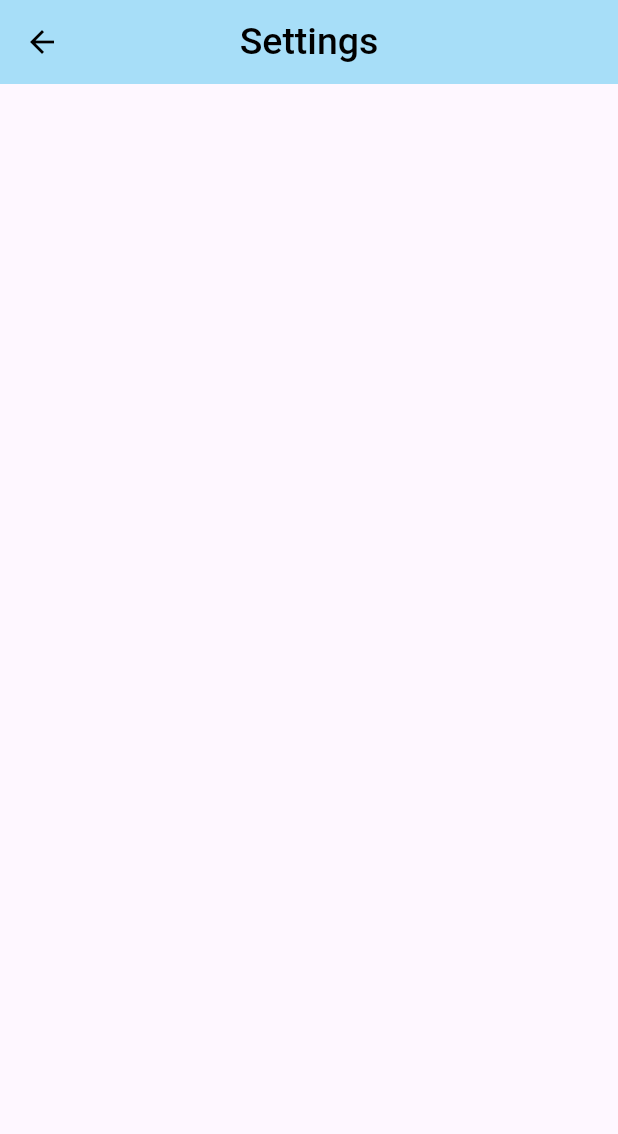
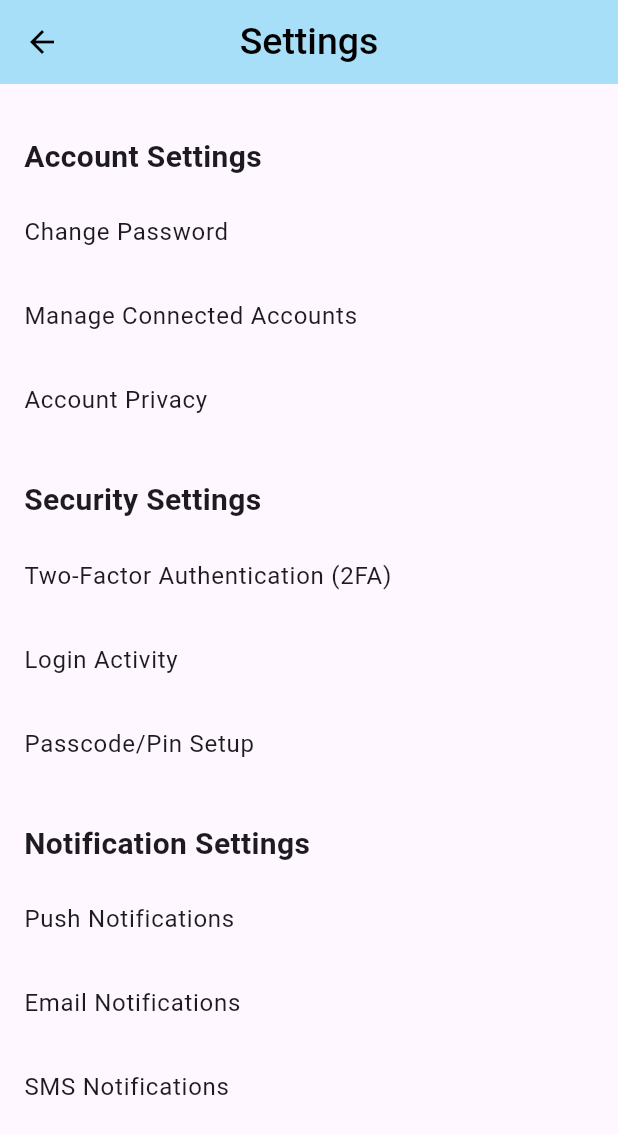
Before and after one commit to TabbyMichael/kuza, a Flutter app: the SettingsPage screen opened directly, on a phone screen of 412 x 824 dp. Shown: the top 1134 px of the screen. Run offline on Flutter 3.47's test engine with Material 3 defaults, Android fonts, the phone set to English and light mode, and no system bars; our stand-ins replace firebase_auth, firebase_core, fl_chart, google_fonts, google_sign_in, image_picker and 1 more; accounts and stored records are empty.

Commit message:
Settings section made I only need to work on the Individual Components now

```diff
--- a/lib/pages/settings_page.dart
+++ b/lib/pages/settings_page.dart
@@ -2,7 +2,7 @@ import 'package:flutter/material.dart';
 import 'package:kuza/pages/home_page.dart';
 
 class SettingsPage extends StatelessWidget {
-  const SettingsPage({super.key});
+  const SettingsPage({Key? key});
 
   @override
   Widget build(BuildContext context) => Scaffold(
@@ -29,5 +29,96 @@ class SettingsPage extends StatelessWidget {
             ), // Use the back arrow icon
           ),
         ),
+        body: Padding(
+          padding: const EdgeInsets.only(top: 26.0),
+          child: SingleChildScrollView(
+            child: Column(
+              children: [
+                // Account Settings
+                _buildSection(
+                  context,
+                  'Account Settings',
+                  [
+                    'Change Password',
+                    'Manage Connected Accounts',
+                    'Account Privacy',
+                  ],
+                  [
+                    _handleSubsectionTap,
+                    _handleSubsectionTap,
+                    _handleSubsectionTap,
+                  ],
+                ),
+                // Security Settings
+                _buildSection(
+                  context,
+                  'Security Settings',
+                  [
+                    'Two-Factor Authentication (2FA)',
+                    'Login Activity',
+                    'Passcode/Pin Setup',
+                  ],
+                  [
+                    _handleSubsectionTap,
+                    _handleSubsectionTap,
+                    _handleSubsectionTap,
+                  ],
+                ),
+                // Notification Settings
+                _buildSection(
+                  context,
+                  'Notification Settings',
+                  [
+                    'Push Notifications',
+                    'Email Notifications',
+                    'SMS Notifications',
+                  ],
+                  [
+                    _handleSubsectionTap,
+                    _handleSubsectionTap,
+                    _handleSubsectionTap,
+                  ],
+                ),
+              ],
+            ),
+          ),
+        ),
       );
+
+  static void _handleSubsectionTap(BuildContext context) {
+    // Handle Subsection Tap
+  }
+
+  static Widget _buildSection(
+    BuildContext context,
+    String title,
+    List<String> subsectionTitles,
+    List<void Function(BuildContext)> onTapCallbacks,
+  ) {
+    return Column(
+      crossAxisAlignment: CrossAxisAlignment.start,
+      children: [
+        Padding(
+          padding: const EdgeInsets.symmetric(horizontal: 16.0, vertical: 8.0),
+          child: Text(
+            title,
+            style: TextStyle(
+              fontSize: 20,
+              fontWeight: FontWeight.bold,
+            ),
+          ),
+        ),
+        Column(
+          children: List.generate(
+            subsectionTitles.length,
+            (index) => ListTile(
+              title: Text(subsectionTitles[index]),
+              onTap: () => onTapCallbacks[index](context),
+            ),
+          ),
+        ),
+        const SizedBox(height: 16.0),
+      ],
+    );
+  }
 }
```
